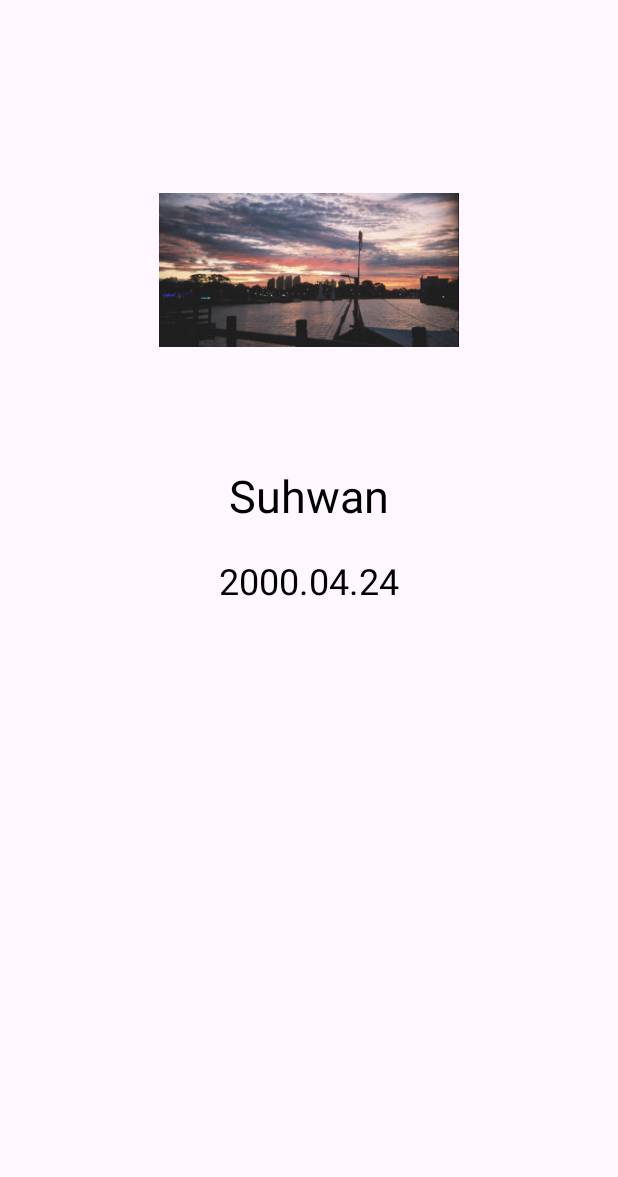
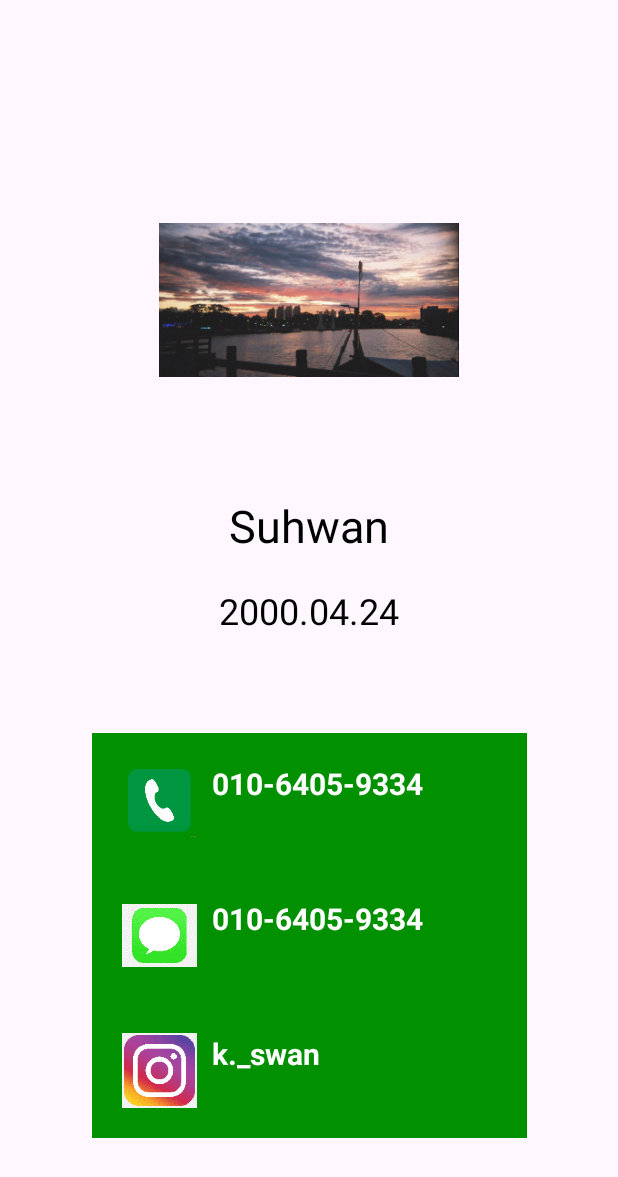
Before and after one commit to Jannare/madcamp_week1, an Android app: the screen it shows after launch (ProfileDetailActivity), after a tap on "Suhwan", on a phone screen of 412 x 824 dp. Shown: the top 1177 px of the screen. Run offline under Robolectric (Android 15) with nearby library versions, the phone set to English and light mode, and no system bars; our stand-ins replace data binding; pictures from the network do not load.

Commit message:
[tab1] SnsData 구축하여 ProfileDetailActivity 화면에서 전화,문자,인스타 연결되게 함

```diff
--- a/app/src/main/java/com/example/week1/ProfileDetailActivity.kt
+++ b/app/src/main/java/com/example/week1/ProfileDetailActivity.kt
@@ -1,20 +1,27 @@
 package com.example.week1
-
+import android.content.Intent
 import androidx.appcompat.app.AppCompatActivity
 import android.os.Bundle
 import androidx.databinding.DataBindingUtil
 import com.bumptech.glide.Glide
 import com.example.week1.databinding.ActivityMainBinding
+import com.example.week1.databinding.ItemRvSnsBinding
 import com.example.week1.databinding.ProfileDetailBinding
 //import kotlinx.android.synthetic.main.activity_profile_detail.*
+import androidx.recyclerview.widget.LinearLayoutManager
 import com.google.gson.Gson
 
 class ProfileDetailActivity : AppCompatActivity() {
     lateinit var datas : ProfileData
     private lateinit var binding: ProfileDetailBinding
+    private lateinit var binding1: ItemRvSnsBinding
+
+    lateinit var snsAdapter: SnsAdapter // 추가함
+    val datam = mutableListOf<SnsData>() // 추가함
 
     override fun onCreate(savedInstanceState: Bundle?) {
         super.onCreate(savedInstanceState)
+        binding1 = DataBindingUtil.setContentView(this, R.layout.item_rv_sns) as ItemRvSnsBinding
         binding = DataBindingUtil.setContentView(this, R.layout.profile_detail) as ProfileDetailBinding
 
         val json = intent.getStringExtra("data")
@@ -24,5 +31,42 @@
         Glide.with(this).load(datas.img).into(binding.imgProfile)
         binding.tvName.text = datas.name
         binding.tvBirthday.text = datas.bd
+
+        initRecycler()
+    }
+
+    private fun initRecycler() {
+        snsAdapter = SnsAdapter(this) // 변경된 이름
+        binding.rvSns.adapter = snsAdapter // 변경된 이름
+
+        when (datas.name) { //각 프로필에 따라 다른 데이터 설정
+            "Seowon" -> {
+                datam.apply {
+                    clear()
+                    add(SnsData(imgIcon = R.drawable.callicon, num = "010-2923-4581"))
+                    add(SnsData(imgIcon = R.drawable.msgicon, num = "010-2923-4581"))
+                    add(SnsData(imgIcon = R.drawable.instaicon, num = "shinseon_1030"))
+                }
+            }
+            "Suhwan" -> {
+                datam.apply {
+                    clear()
+                    add(SnsData(imgIcon = R.drawable.callicon, num = "010-6405-9334"))
+                    add(SnsData(imgIcon = R.drawable.msgicon, num = "010-6405-9334"))
+                    add(SnsData(imgIcon = R.drawable.instaicon, num = "k._swan"))
+                }
+            }
+            // 다른 프로필들에 대해서도 필요에 맞게
+            else -> {
+                datam.apply {
+                    clear()
+                    add(SnsData(imgIcon = R.drawable.callicon, num = "010-6468-5953"))
+                    add(SnsData(imgIcon = R.drawable.msgicon, num = "010-6468-5953"))
+                    add(SnsData(imgIcon = R.drawable.instaicon, num = "abbyycha_"))
+                }
+            }
+        }
+        snsAdapter.datas = datam
+        snsAdapter.notifyDataSetChanged()
     }
 }
--- /dev/null
+++ b/app/src/main/java/com/example/week1/SnsAdapter.kt
@@ -0,0 +1,63 @@
+package com.example.week1
+
+import android.content.Context
+import android.content.Intent
+import android.net.Uri
+import android.view.LayoutInflater
+import android.view.View
+import android.view.ViewGroup
+import android.widget.ImageView
+import android.widget.TextView
+import androidx.core.content.ContextCompat.startActivity
+import androidx.recyclerview.widget.RecyclerView
+import com.bumptech.glide.Glide
+import com.google.gson.Gson
+
+class SnsAdapter(private val context: Context) : RecyclerView.Adapter<SnsAdapter.ViewHolder>() {
+
+    var datas = mutableListOf<SnsData>()
+    override fun onCreateViewHolder(parent: ViewGroup, viewType: Int): ViewHolder {
+        val view = LayoutInflater.from(context).inflate(R.layout.item_rv_sns,parent,false)
+        return ViewHolder(view)
+    }
+
+    override fun getItemCount(): Int = datas.size
+
+    override fun onBindViewHolder(holder: ViewHolder, position: Int) {
+        holder.bind(datas[position])
+    }
+
+    inner class ViewHolder(view: View) : RecyclerView.ViewHolder(view) {
+        private val txtNum: TextView = itemView.findViewById(R.id.tv_rv_num)
+        private val imgSNS: ImageView = itemView.findViewById(R.id.img_rv_sns)
+
+        fun bind(item: SnsData) {
+            txtNum.text = item.num
+            Glide.with(itemView).load(item.imgIcon).into(imgSNS)
+
+            itemView.setOnClickListener {
+                if (txtNum.text.startsWith("0") && item.imgIcon==R.drawable.callicon) {
+                    val callIntent = Intent(Intent.ACTION_DIAL,Uri.parse("tel:"+txtNum.text))
+                    context.startActivity(callIntent)
+                }
+                else if (txtNum.text.startsWith("0") && item.imgIcon==R.drawable.msgicon){
+                    val msgIntent = Intent(Intent.ACTION_SENDTO,Uri.parse("sms:"+txtNum.text))
+                    context.startActivity(msgIntent)
+                }
+                else {
+                    val instaIntent = Intent(Intent.ACTION_VIEW,Uri.parse("https://www.instagram.com/"+txtNum.text))
+                    context.startActivity(instaIntent)
+                }
+            }
+        }
+
+
+    }
+}
+//        itemView.setOnClickListener {
+//            val gson = Gson()
+//            val profileDetailActivityIntent = Intent(context, ProfileDetailActivity::class.java).apply {
+//                putExtra("data", gson.toJson(item))
+//            }
+//            context.startActivity(profileDetailActivityIntent)
+//        }
--- /dev/null
+++ b/app/src/main/java/com/example/week1/SnsData.kt
@@ -0,0 +1,6 @@
+package com.example.week1
+
+data class SnsData (
+    val imgIcon : Int,
+    val num : String
+)
--- /dev/null
+++ b/app/src/main/res/layout/item_rv_sns.xml
@@ -0,0 +1,35 @@
+<?xml version="1.0" encoding="utf-8"?>
+<layout>
+    <androidx.constraintlayout.widget.ConstraintLayout
+        xmlns:android="http://schemas.android.com/apk/res/android"
+        android:layout_width="290dp"
+        android:layout_height="90dp"
+        xmlns:app="http://schemas.android.com/apk/res-auto"
+        xmlns:tools="http://schemas.android.com/tools"
+        android:background="@color/green"
+        android:paddingHorizontal="20dp"
+        android:paddingVertical="20dp">
+
+        <ImageView
+            android:id="@+id/img_rv_sns"
+            android:layout_width="50dp"
+            android:layout_height="50dp"
+            android:src="@color/black"
+            app:layout_constraintLeft_toLeftOf="parent"
+            app:layout_constraintTop_toTopOf="parent"
+            />
+
+        <TextView
+            android:id="@+id/tv_rv_num"
+            android:layout_width="wrap_content"
+            android:layout_height="wrap_content"
+            android:layout_marginLeft="10dp"
+            android:text="010-2923-4581"
+            android:textColor="@color/white"
+            android:textSize="20sp"
+            android:textStyle="bold"
+            app:layout_constraintLeft_toRightOf="@id/img_rv_sns"
+            tools:layout_editor_absoluteY="2dp" />
+
+    </androidx.constraintlayout.widget.ConstraintLayout>
+</layout>
--- a/app/src/main/res/layout/profile_detail.xml
+++ b/app/src/main/res/layout/profile_detail.xml
@@ -1,10 +1,9 @@
 <?xml version="1.0" encoding="utf-8"?>
-<layout>
+<layout xmlns:tools="http://schemas.android.com/tools"
+    xmlns:android="http://schemas.android.com/apk/res/android"
+    xmlns:app="http://schemas.android.com/apk/res-auto">
 
     <androidx.constraintlayout.widget.ConstraintLayout
-        xmlns:android="http://schemas.android.com/apk/res/android"
-        xmlns:app="http://schemas.android.com/apk/res-auto"
-        xmlns:tools="http://schemas.android.com/tools"
         android:layout_width="match_parent"
         android:layout_height="match_parent"
         tools:context=".ProfileDetailActivity">
@@ -12,8 +11,8 @@
         <ImageView
             android:id="@+id/img_profile"
             android:layout_width="200dp"
-            android:layout_height="0dp"
-            android:layout_marginTop="80dp"
+            android:layout_height="200dp"
+            android:layout_marginTop="100dp"
             app:layout_constraintDimensionRatio="1:1"
             app:layout_constraintTop_toTopOf="parent"
             app:layout_constraintLeft_toLeftOf="parent"
@@ -39,66 +38,22 @@
             app:layout_constraintLeft_toLeftOf="parent"
             app:layout_constraintRight_toRightOf="parent"/>
 
-        <ImageView
-            android:id="@+id/img_call"
-            android:layout_width="50dp"
-            android:layout_height="50dp"
-            android:layout_marginLeft="60dp"
-            android:layout_marginTop="40dp"
-            app:layout_constraintDimensionRatio="1:1"
+        <androidx.recyclerview.widget.RecyclerView
+            android:id="@+id/rv_sns"
+            android:layout_width="290dp"
+            android:layout_height="270dp"
+            android:layout_marginLeft="50dp"
+            android:layout_marginRight="50dp"
+            android:layout_marginTop="0dp"
+
+            app:layoutManager="androidx.recyclerview.widget.LinearLayoutManager"
+            android:orientation="vertical"
+
+            app:layout_constraintBottom_toBottomOf="parent"
             app:layout_constraintLeft_toLeftOf="parent"
-            app:layout_constraintTop_toBottomOf="@id/tv_birthday" />
-        <TextView
-            android:id="@+id/call_num"
-            android:layout_width="wrap_content"
-            android:layout_height="wrap_content"
-            android:textSize="24sp"
-            android:textColor="@color/black"
-            android:layout_marginLeft="20dp"
-            android:layout_marginTop="50dp"
+            app:layout_constraintRight_toRightOf="parent"
             app:layout_constraintTop_toBottomOf="@id/tv_birthday"
-            app:layout_constraintLeft_toRightOf="@id/img_call" />
-
-        <ImageView
-            android:id="@+id/img_msg"
-            android:layout_width="50dp"
-            android:layout_height="50dp"
-            android:layout_marginLeft="60dp"
-            android:layout_marginTop="20dp"
-            app:layout_constraintDimensionRatio="1:1"
-            app:layout_constraintLeft_toLeftOf="parent"
-            app:layout_constraintTop_toBottomOf="@id/img_call" />
-        <TextView
-            android:id="@+id/msg_num"
-            android:layout_width="wrap_content"
-            android:layout_height="wrap_content"
-            android:textSize="24sp"
-            android:textColor="@color/black"
-            android:layout_marginLeft="20dp"
-            android:layout_marginTop="40dp"
-            app:layout_constraintTop_toBottomOf="@id/call_num"
-            app:layout_constraintLeft_toRightOf="@id/img_msg" />
-
-        <ImageView
-            android:id="@+id/img_insta"
-            android:layout_width="50dp"
-            android:layout_height="50dp"
-            android:layout_marginLeft="60dp"
-            android:layout_marginTop="20dp"
-            app:layout_constraintDimensionRatio="1:1"
-            app:layout_constraintLeft_toLeftOf="parent"
-            app:layout_constraintTop_toBottomOf="@id/img_msg" />
-        <TextView
-            android:id="@+id/insta_url"
-            android:layout_width="wrap_content"
-            android:layout_height="wrap_content"
-            android:textSize="24sp"
-            android:textColor="@color/black"
-            android:layout_marginLeft="20dp"
-            android:layout_marginTop="40dp"
-            app:layout_constraintTop_toBottomOf="@id/msg_num"
-            app:layout_constraintLeft_toRightOf="@id/img_insta" />
-
+            tools:listitem="@layout/item_rv_sns"/>
 
     </androidx.constraintlayout.widget.ConstraintLayout>
 </layout>
--- a/app/src/main/res/values/colors.xml
+++ b/app/src/main/res/values/colors.xml
@@ -3,4 +3,5 @@
     <color name="black">#FF000000</color>
     <color name="white">#FFFFFFFF</color>
     <color name="purple">#8B00FF</color>
+    <color name="green">#009000</color>
 </resources>
```
Also changed, not shown: app/src/main/res/drawable/callicon.png (added), app/src/main/res/drawable/instaicon.png (added), app/src/main/res/drawable/msgicon.png (added).
